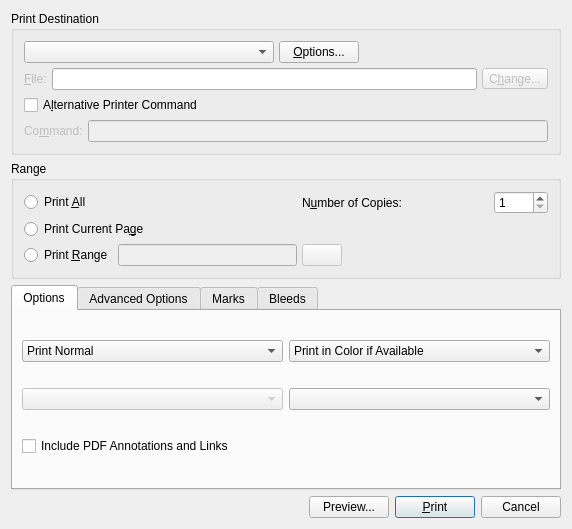
The window that scribus/ui/printdialogbase.ui (scribusproject/scribus) describes before a commit, drawn with Qt 5.
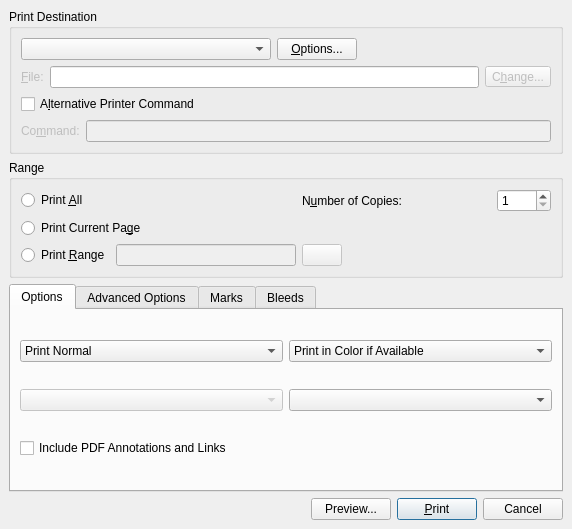
The same window after the commit. Custom widgets are drawn as their Qt base class.

Commit message: #16465: Unify margins and spacing for dialogs, set 5 <bubu>

The edit to the form file:
```diff
--- a/scribus/ui/printdialogbase.ui
+++ b/scribus/ui/printdialogbase.ui
@@ -17,32 +17,26 @@
    <bool>false</bool>
   </property>
   <layout class="QVBoxLayout">
+   <property name="leftMargin">
+    <number>9</number>
+   </property>
+   <property name="topMargin">
+    <number>9</number>
+   </property>
+   <property name="rightMargin">
+    <number>9</number>
+   </property>
+   <property name="bottomMargin">
+    <number>9</number>
+   </property>
    <item>
     <widget class="QGroupBox" name="PrintDialogGroup">
      <property name="title">
       <string>Print Destination</string>
      </property>
      <layout class="QVBoxLayout">
-      <property name="spacing">
-       <number>5</number>
-      </property>
-      <property name="leftMargin">
-       <number>10</number>
-      </property>
-      <property name="topMargin">
-       <number>10</number>
-      </property>
-      <property name="rightMargin">
-       <number>10</number>
-      </property>
-      <property name="bottomMargin">
-       <number>10</number>
-      </property>
       <item>
        <layout class="QHBoxLayout">
-        <property name="spacing">
-         <number>5</number>
-        </property>
         <item>
          <widget class="QComboBox" name="PrintDest">
           <property name="minimumSize">
@@ -77,9 +71,6 @@
       </item>
       <item>
        <layout class="QHBoxLayout">
-        <property name="spacing">
-         <number>5</number>
-        </property>
         <item>
          <widget class="QLabel" name="DateiT">
           <property name="enabled">
@@ -169,21 +160,6 @@
       <string>Range</string>
      </property>
      <layout class="QGridLayout">
-      <property name="leftMargin">
-       <number>10</number>
-      </property>
-      <property name="topMargin">
-       <number>10</number>
-      </property>
-      <property name="rightMargin">
-       <number>10</number>
-      </property>
-      <property name="bottomMargin">
-       <number>10</number>
-      </property>
-      <property name="spacing">
-       <number>5</number>
-      </property>
       <item row="0" column="0">
        <widget class="QRadioButton" name="printAllRadio">
         <property name="text">
```
The commit also changes 7 other files.
